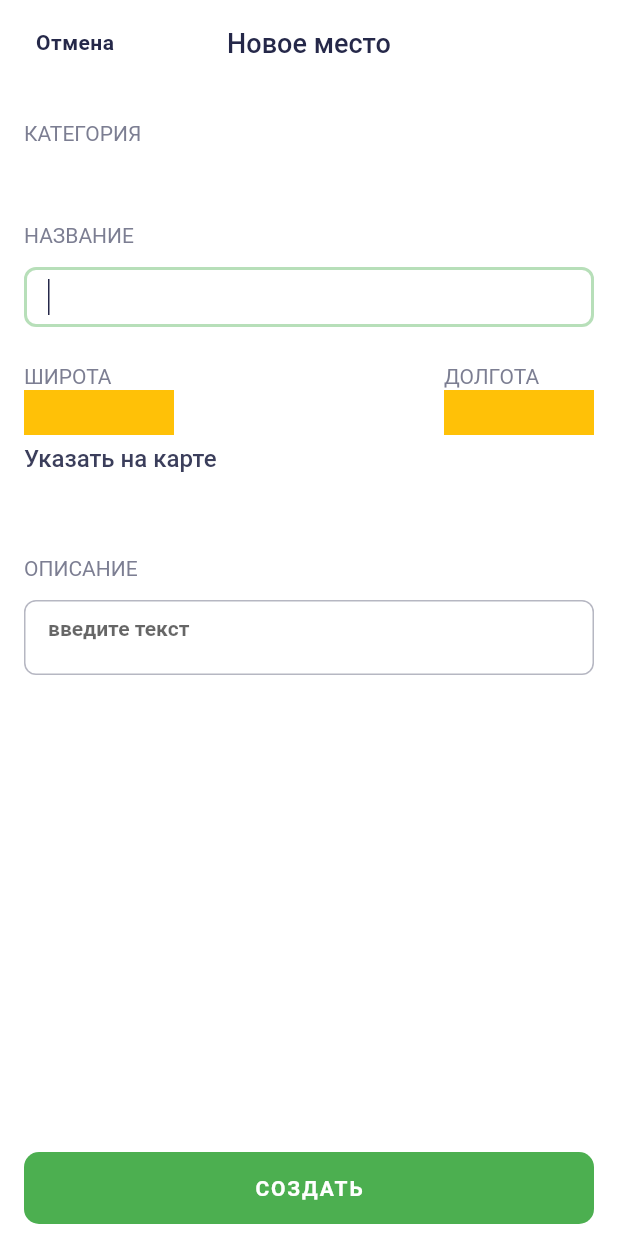
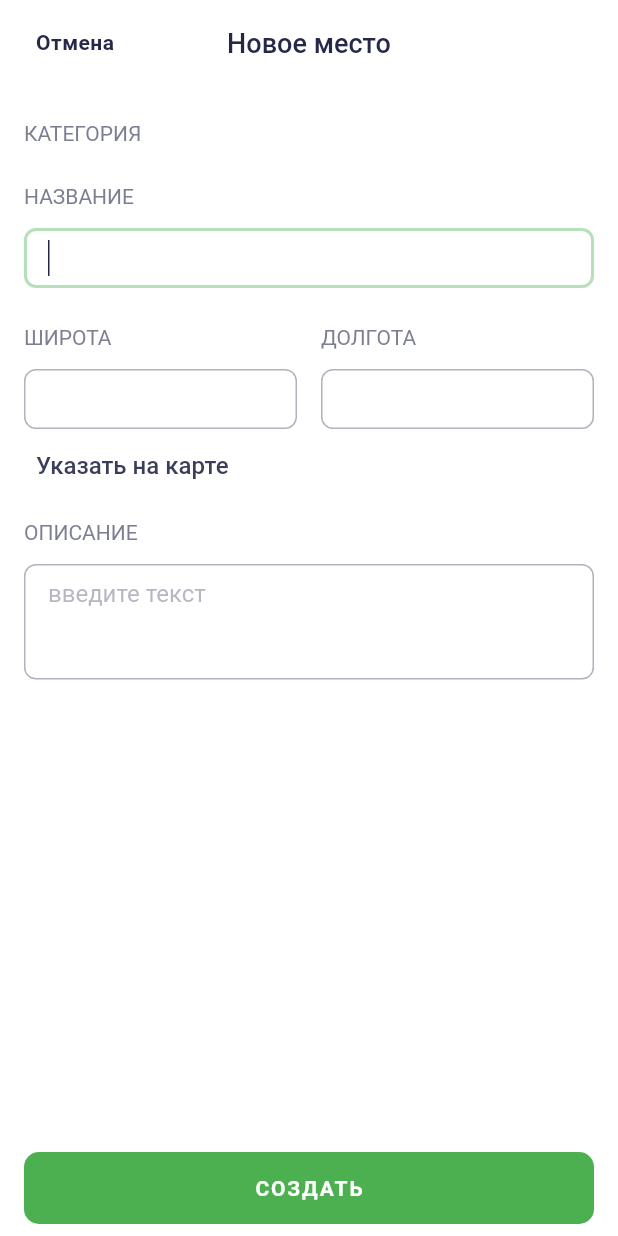
Before and after one commit to DeployChef/places, a Flutter app: the screen it shows after launch, on a phone screen of 412 x 824 dp. Run offline on Flutter 3.47's test engine with Material 2 defaults, Android fonts, the phone set to English and light mode, and no system bars; our stand-ins replace flutter_svg, shared_preferences; generated files the repository leaves out were written again.

Commit message:
add sight refactoring

```diff
--- a/lib/ui/screens/add_sight_screen.dart
+++ b/lib/ui/screens/add_sight_screen.dart
@@ -87,64 +87,17 @@ class _AddSightScreenState extends State<AddSightScreen> {
                   children: [
                     Text("КАТЕГОРИЯ"),
                     SizedBox(
-                      height: 50,
+                      height: 24,
                     ),
-                    Text("Название".toUpperCase()),
-                    SizedBox(
-                      height: 12,
-                    ),
-                    SizedBox(
-                      height: heightInput,
-                      child: TextFormField(
-                        focusNode: _nameFocus,
-                        autofocus: true,
-                        controller: _nameController,
-                        onTap: () {
-                          setState(() {
-                            _currentFocus = _nameFocus;
-                          });
-                        },
-                        cursorHeight: 24,
-                        cursorWidth: 1,
-                        maxLength: 100,
-                        maxLines: 1,
-                        textInputAction: TextInputAction.next,
-                        style: theme.primaryTextTheme.subtitle1,
-                        decoration: InputDecoration(
-                          counterText: '',
-                          suffixIcon: _clearField(context, _nameFocus, _nameController),
-                          enabledBorder: _buildBorderColor(_nameController),
-                        ),
-                      ),
-                    ),
+                    ..._buildName(theme),
                     SizedBox(
                       height: 24,
                     ),
                     _createCoordinatePicker(theme),
                     SizedBox(
-                      height: 50,
-                    ),
-                    Text("Описание".toUpperCase()),
-                    SizedBox(
                       height: 12,
                     ),
-                    SizedBox(
-                      height: 50,
-                      child: TextFormField(
-                        controller: _detailsController,
-                        cursorHeight: 24,
-                        cursorWidth: 1,
-                        maxLength: 300,
-                        maxLines: 3,
-                        decoration: InputDecoration(
-                          counterText: '',
-                          hintText: 'введите текст',
-                        ),
-                      ),
-                    ),
-                    SizedBox(
-                      height: 50,
-                    ),
+                    ..._buildDescription(theme),
                   ],
                 ),
               ),
@@ -173,6 +126,71 @@ class _AddSightScreenState extends State<AddSightScreen> {
       ),
     );
   }
+
+  List<Widget> _buildDescription(ThemeData theme) => [
+        Text("Описание".toUpperCase()),
+        SizedBox(
+          height: 12,
+        ),
+        TextFormField(
+          focusNode: _detailsFocus,
+          autofocus: true,
+          onEditingComplete: () {
+            _detailsFocus.unfocus();
+            _currentFocus = null;
+          },
+          onTap: () {
+            setState(() {
+              _currentFocus = _detailsFocus;
+            });
+          },
+          controller: _detailsController,
+          cursorHeight: 24,
+          cursorWidth: 1,
+          maxLength: 300,
+          maxLines: 3,
+          textInputAction: TextInputAction.done,
+          style: Theme.of(context).primaryTextTheme.subtitle1,
+          decoration: InputDecoration(
+            counterText: '',
+            hintText: 'введите текст',
+            hintStyle: theme.primaryTextTheme.subtitle1!.copyWith(color: theme.colorScheme.background),
+            suffixIcon: _clearField(context, _detailsFocus, _detailsController),
+            enabledBorder: _buildBorderColor(_detailsController),
+          ),
+        ),
+      ];
+
+  List<Widget> _buildName(ThemeData theme) => [
+        Text("Название".toUpperCase()),
+        SizedBox(
+          height: 12,
+        ),
+        SizedBox(
+          height: heightInput,
+          child: TextFormField(
+            focusNode: _nameFocus,
+            autofocus: true,
+            controller: _nameController,
+            onTap: () {
+              setState(() {
+                _currentFocus = _nameFocus;
+              });
+            },
+            cursorHeight: 24,
+            cursorWidth: 1,
+            maxLength: 100,
+            maxLines: 1,
+            textInputAction: TextInputAction.next,
+            style: theme.primaryTextTheme.subtitle1,
+            decoration: InputDecoration(
+              counterText: '',
+              suffixIcon: _clearField(context, _nameFocus, _nameController),
+              enabledBorder: _buildBorderColor(_nameController),
+            ),
+          ),
+        )
+      ];
 
   AppBar _buildAppBar() {
     return AppBar(
@@ -216,36 +234,86 @@ class _AddSightScreenState extends State<AddSightScreen> {
           Row(
             mainAxisAlignment: MainAxisAlignment.spaceBetween,
             children: [
-              Column(
+              Expanded(
+                child: Column(
                   crossAxisAlignment: CrossAxisAlignment.start,
                   children: [
                     Text("ШИРОТА"),
-                  Container(
-                    width: 100,
-                    height: 30,
-                    color: Colors.amber,
+                    SizedBox(
+                      height: 12,
+                    ),
+                    SizedBox(
+                      height: heightInput,
+                      child: TextFormField(
+                        focusNode: _latFocus,
+                        autofocus: true,
+                        controller: _latController,
+                        onTap: () {
+                          setState(() {
+                            _currentFocus = _latFocus;
+                          });
+                        },
+                        cursorHeight: 24,
+                        cursorWidth: 1,
+                        maxLength: 50,
+                        maxLines: 1,
+                        keyboardType: TextInputType.number,
+                        textInputAction: TextInputAction.next,
+                        style: theme.primaryTextTheme.subtitle1,
+                        decoration: InputDecoration(
+                          counterText: '',
+                          suffixIcon: _clearField(context, _latFocus, _latController),
+                          enabledBorder: _buildBorderColor(_latController),
+                        ),
+                      ),
                     )
                   ],
                 ),
-              Column(
+              ),
+              SizedBox(
+                width: 16,
+              ),
+              Expanded(
+                child: Column(
                   crossAxisAlignment: CrossAxisAlignment.start,
                   children: [
                     Text("ДОЛГОТА"),
-                  Container(
-                    width: 100,
-                    height: 30,
-                    color: Colors.amber,
+                    SizedBox(
+                      height: 12,
+                    ),
+                    SizedBox(
+                      height: heightInput,
+                      child: TextFormField(
+                        focusNode: _lonFocus,
+                        autofocus: true,
+                        controller: _lonController,
+                        onTap: () {
+                          setState(() {
+                            _currentFocus = _lonFocus;
+                          });
+                        },
+                        cursorHeight: 24,
+                        cursorWidth: 1,
+                        maxLength: 50,
+                        maxLines: 1,
+                        keyboardType: TextInputType.number,
+                        textInputAction: TextInputAction.next,
+                        style: theme.primaryTextTheme.subtitle1,
+                        decoration: InputDecoration(
+                          counterText: '',
+                          suffixIcon: _clearField(context, _lonFocus, _lonController),
+                          enabledBorder: _buildBorderColor(_lonController),
+                        ),
+                      ),
                     )
                   ],
+                ),
               ),
             ],
           ),
           TextButton(
-            style: TextButton.styleFrom(
-              padding: EdgeInsets.zero,
-              minimumSize: Size(50, 30),
-              tapTargetSize: MaterialTapTargetSize.shrinkWrap,
-              alignment: Alignment.centerLeft,
+            style: ButtonStyle(
+              overlayColor: MaterialStateProperty.all(Colors.transparent),
             ),
             child: Text(
               "Указать на карте",
```
Lines whose indentation alone changed are shown as unchanged.
